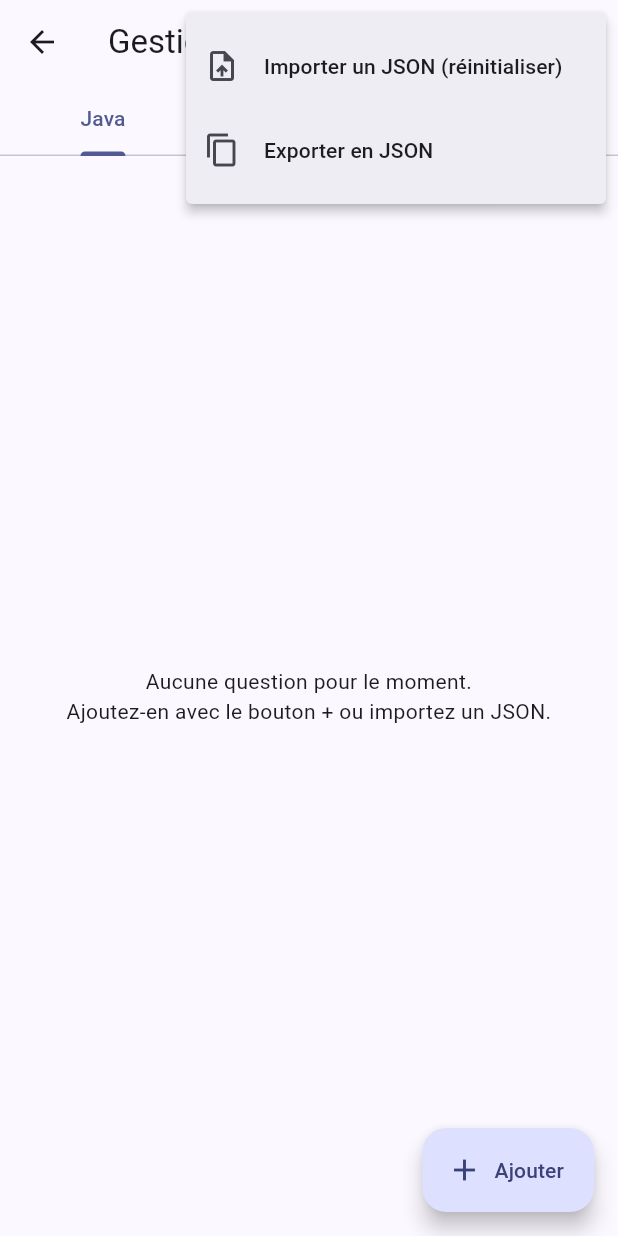
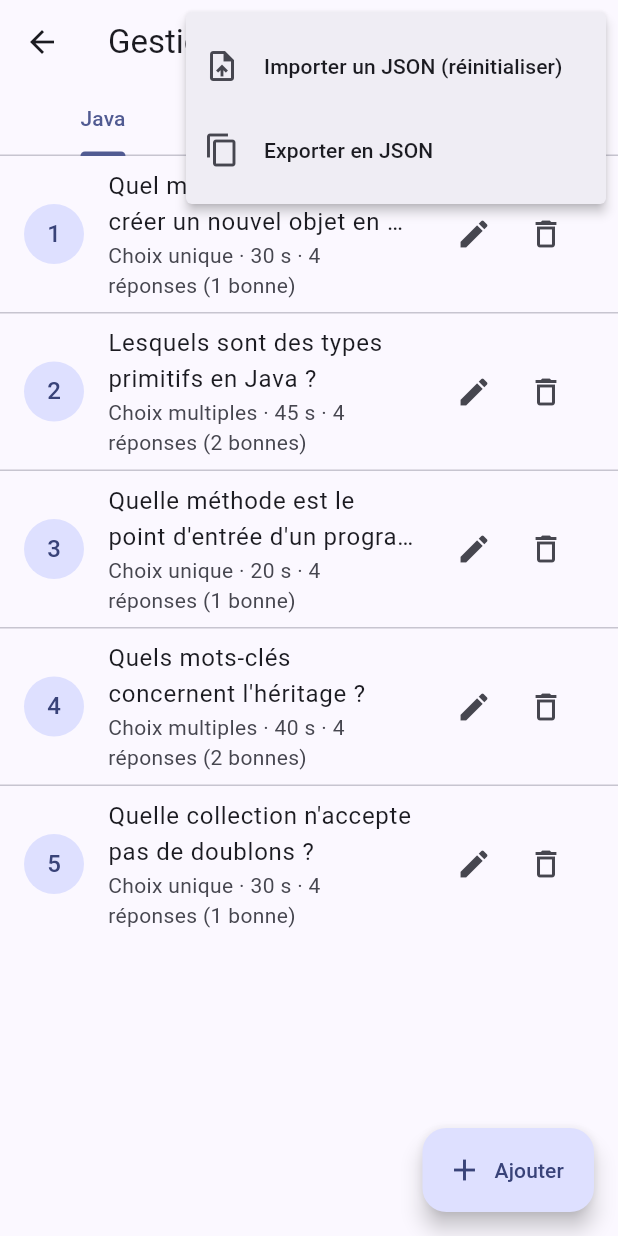
Before and after one commit to REDA0704/TheFlutterProject, a Flutter app: the GestionQuestionsScreen screen opened directly, after a tap on the "more vert" icon, on a phone screen of 412 x 824 dp. Run offline on Flutter 3.47's test engine with Material 3 defaults, Android fonts, the phone set to English and light mode, and no system bars; our stand-ins replace file_picker, fl_chart, sqflite, sqflite_common_ffi; accounts and stored records are empty.

Commit message:
feat(base): mot de passe admin haché, questions de départ et migration v2
- US4 : mot de passe admin stocké en SHA-256 + sel (plus en clair)
- 5 questions par discipline au premier lancement : un candidat peut passer un test sur une installation neuve
- migration v1 -> v2 sans perte de données
- demarrerTest / majScore : la tentative est enregistrée dès le début du test

Autorisé par : Dosseh APETI

```diff
--- a/lib/main.dart
+++ b/lib/main.dart
@@ -1,5 +1,4 @@
 import 'package:flutter/material.dart';
-import 'services/database_service.dart';
 import 'dart:io';
 import 'package:flutter/foundation.dart';
 import 'package:sqflite_common_ffi/sqflite_ffi.dart';
--- a/lib/services/database_service.dart
+++ b/lib/services/database_service.dart
@@ -4,6 +4,9 @@ import 'package:sqflite/sqflite.dart';
 import '../models/candidat.dart';
 import '../models/question.dart';
 import '../models/resultat.dart';
+import '../utils/disciplines.dart';
+import '../utils/securite.dart';
+import 'questions_depart.dart';
 
 class DatabaseService {
   // Singleton : une seule instance partagée par toute l'appli
@@ -12,6 +15,14 @@ class DatabaseService {
 
   // Un test est "réussi" à partir de 50 % de bonnes réponses
   static const double seuilReussite = 0.5;
+
+  // Version du schéma : à augmenter à chaque changement de structure.
+  // v2 : mot de passe admin haché + sel, questions de départ.
+  static const int versionBase = 2;
+
+  // Compte administrateur créé au premier lancement (US4)
+  static const String adminLoginParDefaut = 'admin';
+  static const String adminMotDePasseParDefaut = 'admin123';
 
   Database? _db;
 
@@ -22,12 +33,66 @@ class DatabaseService {
     final chemin = join(await getDatabasesPath(), 'flutter_eval.db');
     return openDatabase(
       chemin,
-      version: 1,
+      version: versionBase,
       onConfigure: (db) async {
         await db.execute('PRAGMA foreign_keys = ON');
       },
       onCreate: _creerTables,
+      onUpgrade: _migrer,
     );
+  }
+
+  /// Ferme la base (utile dans les tests pour repartir de zéro).
+  Future<void> fermer() async {
+    await _db?.close();
+    _db = null;
+  }
+
+  /// Met à jour une base créée par une ancienne version de l'appli,
+  /// sans perdre les candidats ni les résultats déjà enregistrés.
+  Future<void> _migrer(Database db, int ancienne, int nouvelle) async {
+    if (ancienne < 2) {
+      // Le mot de passe admin était stocké en clair : on le hache.
+      await db.execute(
+        "ALTER TABLE admins ADD COLUMN sel TEXT NOT NULL DEFAULT ''",
+      );
+      final admins = await db.query('admins');
+      for (final a in admins) {
+        final sel = genererSel();
+        await db.update(
+          'admins',
+          {
+            'sel': sel,
+            'mot_de_passe': hacherMotDePasse(a['mot_de_passe'] as String, sel),
+          },
+          where: 'id = ?',
+          whereArgs: [a['id']],
+        );
+      }
+      await _insererQuestionsDeDepart(db, seulementSiVide: true);
+    }
+  }
+
+  /// Insère les questions de départ dans chaque discipline.
+  /// Avec [seulementSiVide], une discipline qui a déjà des questions
+  /// (créées par l'admin) n'est pas touchée.
+  Future<void> _insererQuestionsDeDepart(
+    DatabaseExecutor db, {
+    bool seulementSiVide = false,
+  }) async {
+    final depart = questionsDeDepart();
+    for (final d in disciplines) {
+      if (seulementSiVide) {
+        final n = Sqflite.firstIntValue(await db.rawQuery(
+          'SELECT COUNT(*) FROM questions WHERE discipline = ?',
+          [d],
+        ));
+        if ((n ?? 0) > 0) continue;
+      }
+      for (final q in depart.where((q) => q.discipline == d)) {
+        await db.insert('questions', q.toMap());
+      }
+    }
   }
 
   // Appelée une seule fois, à la toute première création de la base
@@ -75,12 +140,21 @@ class DatabaseService {
       CREATE TABLE admins (
         id INTEGER PRIMARY KEY AUTOINCREMENT,
         login TEXT NOT NULL UNIQUE,
-        mot_de_passe TEXT NOT NULL
+        mot_de_passe TEXT NOT NULL, -- hash SHA-256 (sel + mot de passe)
+        sel TEXT NOT NULL
       )
     ''');
 
-    // Compte admin pré-existant (US4)
-    await db.insert('admins', {'login': 'admin', 'mot_de_passe': 'admin123'});
+    // Compte admin pré-existant (US4), mot de passe stocké haché
+    final sel = genererSel();
+    await db.insert('admins', {
+      'login': adminLoginParDefaut,
+      'mot_de_passe': hacherMotDePasse(adminMotDePasseParDefaut, sel),
+      'sel': sel,
+    });
+
+    // Questions de départ : un candidat peut passer un test dès l'installation
+    await _insererQuestionsDeDepart(db);
   }
 
   // ───────────── ADMIN (US4) ─────────────
@@ -89,10 +163,16 @@ class DatabaseService {
     final db = await database;
     final lignes = await db.query(
       'admins',
-      where: 'login = ? AND mot_de_passe = ?',
-      whereArgs: [login, motDePasse],
+      where: 'login = ?',
+      whereArgs: [login],
     );
-    return lignes.isNotEmpty;
+    if (lignes.isEmpty) return false;
+    final admin = lignes.first;
+    return verifierMotDePasse(
+      motDePasse,
+      admin['sel'] as String,
+      admin['mot_de_passe'] as String,
+    );
   }
 
   // ───────────── CANDIDATS (US1, US3) ─────────────
@@ -123,7 +203,9 @@ class DatabaseService {
     return lignes.isEmpty ? null : Candidat.fromMap(lignes.first);
   }
 
-    Future<void> updateProfil({
+  /// US3 : le candidat ne peut modifier que son adresse et sa motivation.
+  /// Nom, prénom, email et âge restent ceux de l'inscription.
+  Future<void> updateProfil({
     required int id,
     required String adresse,
     required Motivation motivation,
@@ -201,6 +283,7 @@ class DatabaseService {
       'questions',
       where: 'discipline = ?',
       whereArgs: [discipline],
+      orderBy: 'id',
     );
     return lignes.map(Question.fromMap).toList();
   }
@@ -230,6 +313,43 @@ class DatabaseService {
   Future<int> insertResultat(Resultat resultat) async {
     final db = await database;
     return db.insert('resultats', resultat.toMap());
+  }
+
+  /// Démarre un test (US2) : la tentative est enregistrée DÈS LE DÉBUT,
+  /// avec un score de 0. Ainsi, quitter le test en cours de route, fermer
+  /// l'application ou couper le téléphone ne permet pas de le repasser :
+  /// la contrainte UNIQUE (candidat_id, discipline) l'interdit.
+  ///
+  /// Renvoie l'id du résultat, ou null si le test a déjà été passé.
+  Future<int?> demarrerTest({
+    required int candidatId,
+    required String discipline,
+    required int totalQuestions,
+  }) async {
+    final db = await database;
+    try {
+      return await db.insert('resultats', {
+        'candidat_id': candidatId,
+        'discipline': discipline,
+        'score': 0,
+        'total': totalQuestions,
+        'date': DateTime.now().toIso8601String(),
+      });
+    } on DatabaseException catch (e) {
+      if (e.isUniqueConstraintError()) return null;
+      rethrow;
+    }
+  }
+
+  /// Enregistre le score après chaque question répondue (US2).
+  Future<void> majScore(int resultatId, int score) async {
+    final db = await database;
+    await db.update(
+      'resultats',
+      {'score': score},
+      where: 'id = ?',
+      whereArgs: [resultatId],
+    );
   }
 
   /// Un test ne peut être passé qu'une fois (US2).
@@ -292,9 +412,9 @@ class DatabaseService {
              AVG(CASE WHEN r.score * 1.0 / r.total >= ? THEN 1.0 ELSE 0.0 END) * 100 AS taux
       FROM resultats r
       JOIN candidats c ON c.id = r.candidat_id
-      ${annee != null ? 'WHERE c.annee_scolaire = ?' : ''}
+      WHERE r.total > 0 ${annee != null ? 'AND c.annee_scolaire = ?' : ''}
       GROUP BY r.discipline
-    ''', [seuilReussite, if (annee != null) annee]);
+    ''', [seuilReussite, ?annee]);
     return {
       for (final l in lignes)
         l['discipline'] as String: (l['taux'] as num).toDouble(),
@@ -308,7 +428,7 @@ class DatabaseService {
       SELECT AVG(CASE WHEN r.score * 1.0 / r.total >= ? THEN 1.0 ELSE 0.0 END) * 100 AS taux
       FROM resultats r
       JOIN candidats c ON c.id = r.candidat_id
-      WHERE c.annee_scolaire = ?
+      WHERE r.total > 0 AND c.annee_scolaire = ?
     ''', [seuilReussite, annee]);
     final taux = res.first['taux'];
     return taux == null ? 0.0 : (taux as num).toDouble();
--- /dev/null
+++ b/lib/services/questions_depart.dart
@@ -0,0 +1,70 @@
+import '../models/question.dart';
+
+/// Questions insérées au premier lancement de l'application.
+///
+/// Sans elles, un candidat qui s'inscrit sur une installation neuve ne
+/// pourrait passer aucun test. L'administrateur peut ensuite les modifier,
+/// les supprimer ou remplacer toute une discipline par un import JSON (US5).
+List<Question> questionsDeDepart() => [
+      // ───────────── Java ─────────────
+      _q('Java', 'Quel mot-clé permet de créer un nouvel objet en Java ?',
+          TypeQuestion.radio, ['new', 'create', 'make', 'object'], [0], 30),
+      _q('Java', 'Lesquels sont des types primitifs en Java ?',
+          TypeQuestion.checkbox, ['int', 'String', 'boolean', 'Integer'],
+          [0, 2], 45),
+      _q('Java', 'Quelle méthode est le point d\'entrée d\'un programme Java ?',
+          TypeQuestion.radio, ['start()', 'main()', 'run()', 'init()'], [1], 20),
+      _q('Java', 'Quels mots-clés concernent l\'héritage ?',
+          TypeQuestion.checkbox, ['extends', 'implements', 'import', 'package'],
+          [0, 1], 40),
+      _q('Java', 'Quelle collection n\'accepte pas de doublons ?',
+          TypeQuestion.radio, ['ArrayList', 'LinkedList', 'HashSet', 'Vector'],
+          [2], 30),
+
+      // ───────────── Algo ─────────────
+      _q('Algo', 'Quelle est la complexité d\'une recherche dichotomique ?',
+          TypeQuestion.radio, ['O(n)', 'O(log n)', 'O(n²)', 'O(1)'], [1], 30),
+      _q('Algo', 'Quelles structures suivent le principe LIFO ou FIFO ?',
+          TypeQuestion.checkbox, ['Pile', 'File', 'Arbre binaire', 'Graphe'],
+          [0, 1], 40),
+      _q('Algo', 'Combien de fois s\'exécute « pour i de 1 à 10 » ?',
+          TypeQuestion.radio, ['9', '10', '11', 'Ça dépend'], [1], 20),
+      _q('Algo', 'Quels algorithmes sont des algorithmes de tri ?',
+          TypeQuestion.checkbox,
+          ['Tri à bulles', 'Tri fusion', 'Dijkstra', 'Tri rapide'],
+          [0, 1, 3], 45),
+      _q('Algo', 'Une fonction qui s\'appelle elle-même est dite…',
+          TypeQuestion.radio, ['Itérative', 'Récursive', 'Statique', 'Pure'],
+          [1], 20),
+
+      // ───────────── HTML/CSS ─────────────
+      _q('HTML/CSS', 'Quelle balise crée un lien hypertexte ?',
+          TypeQuestion.radio, ['<link>', '<a>', '<href>', '<url>'], [1], 20),
+      _q('HTML/CSS', 'Quelles propriétés CSS concernent la boîte (box model) ?',
+          TypeQuestion.checkbox, ['margin', 'padding', 'color', 'border'],
+          [0, 1, 3], 45),
+      _q('HTML/CSS', 'Quel sélecteur CSS cible un élément par son id ?',
+          TypeQuestion.radio, ['.menu', '#menu', 'menu', '*menu'], [1], 20),
+      _q('HTML/CSS', 'Quelles balises sont des balises sémantiques HTML5 ?',
+          TypeQuestion.checkbox, ['<header>', '<div>', '<nav>', '<span>'],
+          [0, 2], 40),
+      _q('HTML/CSS', 'Quelle valeur de display active Flexbox ?',
+          TypeQuestion.radio, ['block', 'grid', 'flex', 'inline'], [2], 20),
+    ];
+
+Question _q(
+  String discipline,
+  String enonce,
+  TypeQuestion type,
+  List<String> options,
+  List<int> bonnes,
+  int temps,
+) =>
+    Question(
+      discipline: discipline,
+      enonce: enonce,
+      type: type,
+      options: options,
+      bonnesReponses: bonnes,
+      tempsLimite: temps,
+    );
--- /dev/null
+++ b/lib/utils/securite.dart
@@ -0,0 +1,28 @@
+import 'dart:convert';
+import 'dart:math';
+
+import 'package:crypto/crypto.dart';
+
+/// Hachage des mots de passe (compte administrateur, US4).
+///
+/// Un mot de passe n'est jamais stocké en clair : on enregistre
+/// SHA-256(sel + mot de passe) et le sel. Le sel est aléatoire et propre
+/// à chaque compte : deux comptes avec le même mot de passe n'ont donc
+/// pas le même hash.
+
+/// Génère un sel aléatoire (16 octets, encodés en base64).
+String genererSel() {
+  final aleatoire = Random.secure();
+  final octets = List<int>.generate(16, (_) => aleatoire.nextInt(256));
+  return base64Url.encode(octets);
+}
+
+/// Calcule le hash SHA-256 du mot de passe avec son sel (en hexadécimal).
+String hacherMotDePasse(String motDePasse, String sel) {
+  return sha256.convert(utf8.encode('$sel$motDePasse')).toString();
+}
+
+/// Vérifie un mot de passe saisi par rapport au hash enregistré.
+bool verifierMotDePasse(String saisi, String sel, String hashAttendu) {
+  return hacherMotDePasse(saisi, sel) == hashAttendu;
+}
--- a/pubspec.yaml
+++ b/pubspec.yaml
@@ -39,6 +39,7 @@ dependencies:
   sqflite_common_ffi: ^2.4.7
   file_picker: ^13.4.0
   fl_chart: ^1.3.1
+  crypto: ^3.0.8
 
 dev_dependencies:
   flutter_test:
```
Also changed, not shown: pubspec.lock, 3 other files.
